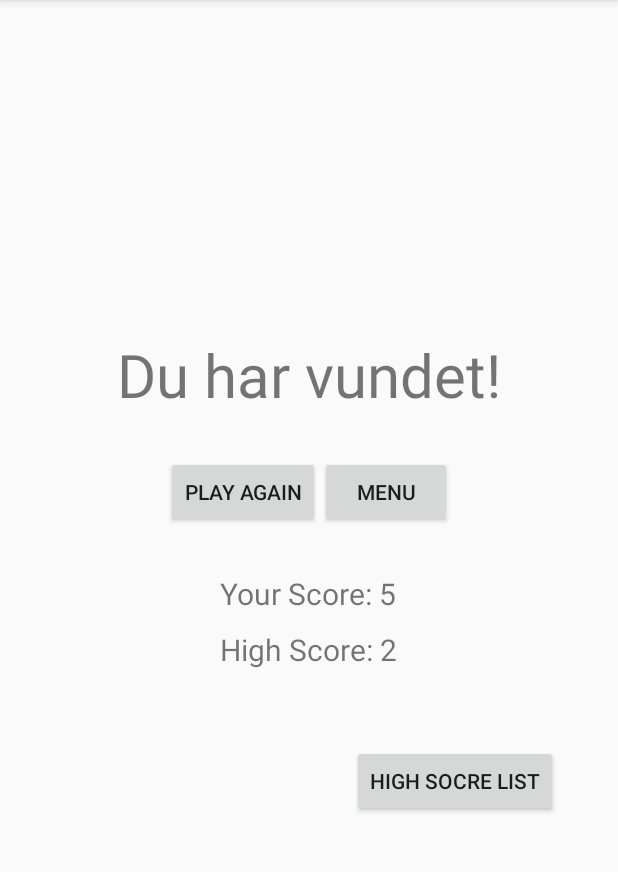
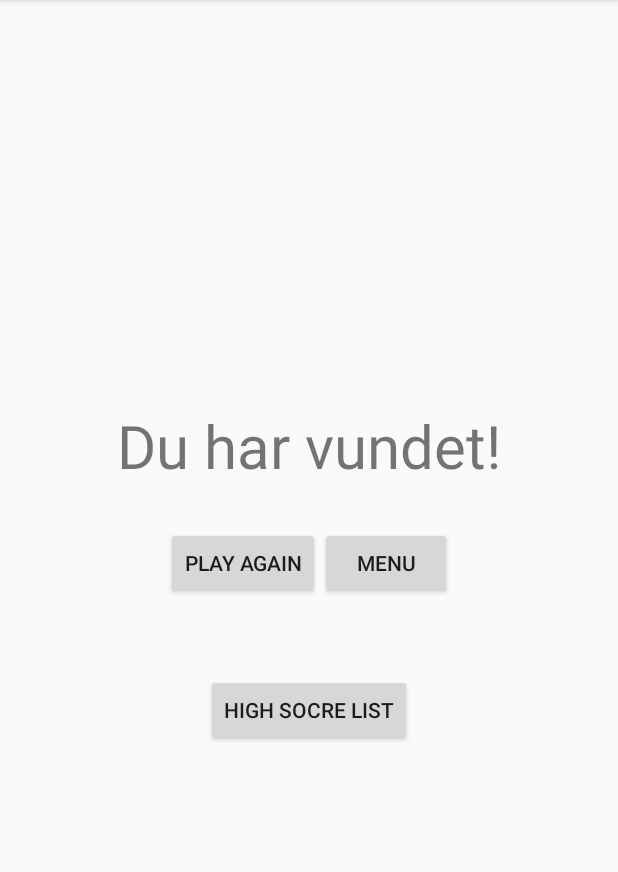
Before and after one commit to C4yz/galgeleg, an Android app: the Player_has_won screen opened directly, with no data from a screen before it, on a phone screen of 412 x 824 dp, the part 84-956 px from its top. Run offline under Robolectric (Android 15) with nearby library versions, the phone set to English and light mode, and no system bars.

```diff
--- a/app/src/main/java/com/example/galgeleg/activities/GalgelegGame.java
+++ b/app/src/main/java/com/example/galgeleg/activities/GalgelegGame.java
@@ -19,7 +19,7 @@ import java.lang.reflect.Field;
 import java.util.concurrent.Executor;
 import java.util.concurrent.Executors;
 
-public class GalgelegGame extends AppCompatActivity{
+public class GalgelegGame extends AppCompatActivity {
 
     private int choice;
     private String hiddenWord;
--- a/app/src/main/java/com/example/galgeleg/activities/Player_has_lost.java
+++ b/app/src/main/java/com/example/galgeleg/activities/Player_has_lost.java
@@ -33,7 +33,7 @@ public class Player_has_lost extends AppCompatActivity implements View.OnClickLi
 
         theWordToGuess = this.galgeController.getTheWordToGuess();
         textView = (TextView) findViewById(R.id.playerLostTheWord);
-        textView.setText("Du tabte dit ordet der skulle gættes var:"+ theWordToGuess);
+        textView.setText("Du tabte dit ordet der skulle gættes var: "+ theWordToGuess);
 
         playAgain = findViewById( R.id.playerLostPlayAgain );
         menu = findViewById(R.id.playerLostMenu);
--- a/app/src/main/java/com/example/galgeleg/activities/Player_has_won.java
+++ b/app/src/main/java/com/example/galgeleg/activities/Player_has_won.java
@@ -25,17 +25,12 @@ public class Player_has_won extends AppCompatActivity implements View.OnClickLis
     Button highList;
     int choice;
     int numberOfTries;
-    TextView highScoreCounter;
-    TextView yourScoreCounter;
     String playerName;
 
     @Override
     protected void onCreate(Bundle savedInstanceState) {
         super.onCreate( savedInstanceState );
         setContentView( R.layout.activity_player_has_won );
-
-        highScoreCounter = findViewById(R.id.highScoreCounter);
-        yourScoreCounter = findViewById(R.id.yourScoreCounter);
 
         Intent i = getIntent();
 
@@ -51,7 +46,6 @@ public class Player_has_won extends AppCompatActivity implements View.OnClickLis
         menu.setOnClickListener(this);
         highList.setOnClickListener(this);
 
-        //loadHighScore();
     }
 
     @Override
@@ -83,9 +77,4 @@ public class Player_has_won extends AppCompatActivity implements View.OnClickLis
         }
     }
 
-    public void loadHighScore(){
-        SharedPreferences load = this.getSharedPreferences("highScore", Context.MODE_PRIVATE);
-        numberOfTries = load.getInt("score", 0);
-        highScoreCounter.setText("High score : " + numberOfTries );
-    }
 }
--- a/app/src/main/java/com/example/galgeleg/game_state/Initial.java
+++ b/app/src/main/java/com/example/galgeleg/game_state/Initial.java
@@ -24,6 +24,8 @@ public class Initial extends Adapter {
         theWordToGuess = Library.posibleWords.get(new Random().nextInt(Library.posibleWords.size()));
         this.galgeController.setTheWordToGuess(theWordToGuess);
         this.galgeController.displayTheWord(theWordToGuess);
+
+        library.printPossibleWords(Library.posibleWords);
 
         this.galgeController.changeState(new Running(galgeController));
     }
--- a/app/src/main/java/com/example/galgeleg/game_state/PlayerLost.java
+++ b/app/src/main/java/com/example/galgeleg/game_state/PlayerLost.java
@@ -22,6 +22,8 @@ public class PlayerLost implements IGameState{
         }else if(choice == 2){
             galgeController.changeState(new Initial(this.galgeController));
         }
+
+        Library.posibleWords.clear();
     }
 
     @Override
--- a/app/src/main/java/com/example/galgeleg/game_state/PlayerWon.java
+++ b/app/src/main/java/com/example/galgeleg/game_state/PlayerWon.java
@@ -21,6 +21,8 @@ public class PlayerWon implements IGameState{
         }else if(choice == 2){
             galgeController.changeState(new Initial(this.galgeController));
         }
+
+        Library.posibleWords.clear();
     }
 
     @Override
--- a/app/src/main/res/layout/activity_player_has_won.xml
+++ b/app/src/main/res/layout/activity_player_has_won.xml
@@ -43,40 +43,13 @@
             android:text="Menu"/>
     </LinearLayout>
 
-    <LinearLayout
-        android:layout_width="wrap_content"
-        android:layout_height="wrap_content"
-        android:orientation="vertical"
-        android:layout_gravity="center">
-
-        <TextView
-            android:id="@+id/yourScoreCounter"
-            android:layout_width="wrap_content"
-            android:layout_height="wrap_content"
-            android:layout_marginTop="30dp"
-            android:text="Your Score: 5"
-            android:textSize="20dp"
-            />
-
-        <TextView
-            android:id="@+id/highScoreCounter"
-            android:layout_width="wrap_content"
-            android:layout_height="wrap_content"
-            android:layout_gravity="center"
-            android:layout_marginTop="10dp"
-            android:text="High Score: 2"
-            android:textSize="20dp"/>
-
-
-    </LinearLayout>
-
     <Button
         android:id="@+id/highScoreButton"
         android:layout_width="wrap_content"
         android:layout_height="wrap_content"
         android:layout_marginTop="50dp"
         android:text="High Socre List"
-        android:layout_gravity="right"/>
+        android:layout_gravity="center"/>
 
 
 
```
Also changed, not shown: app/src/main/java/com/example/galgeleg/Library.java (+9 -0 lines), app/src/main/java/com/example/galgeleg/activities/HighScore.java (+23 -2 lines), app/src/main/java/com/example/galgeleg/activities/MainActivity.java (+13 -0 lines), app/src/main/res/layout/activity_high_score.xml (+11 -2 lines), app/src/main/res/layout/activity_main.xml (+8 -0 lines).
